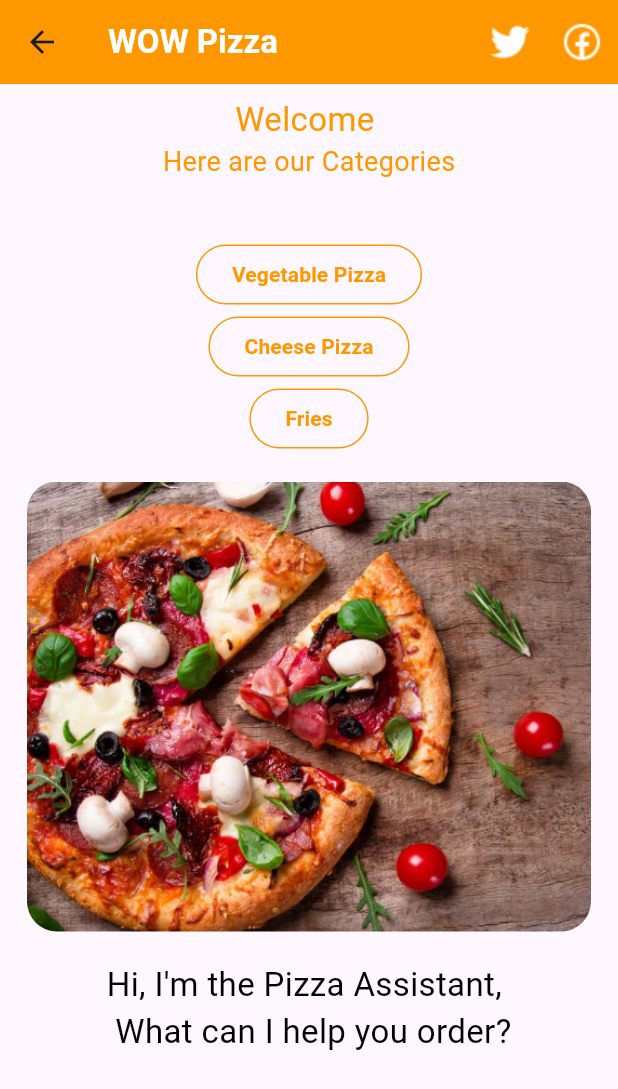
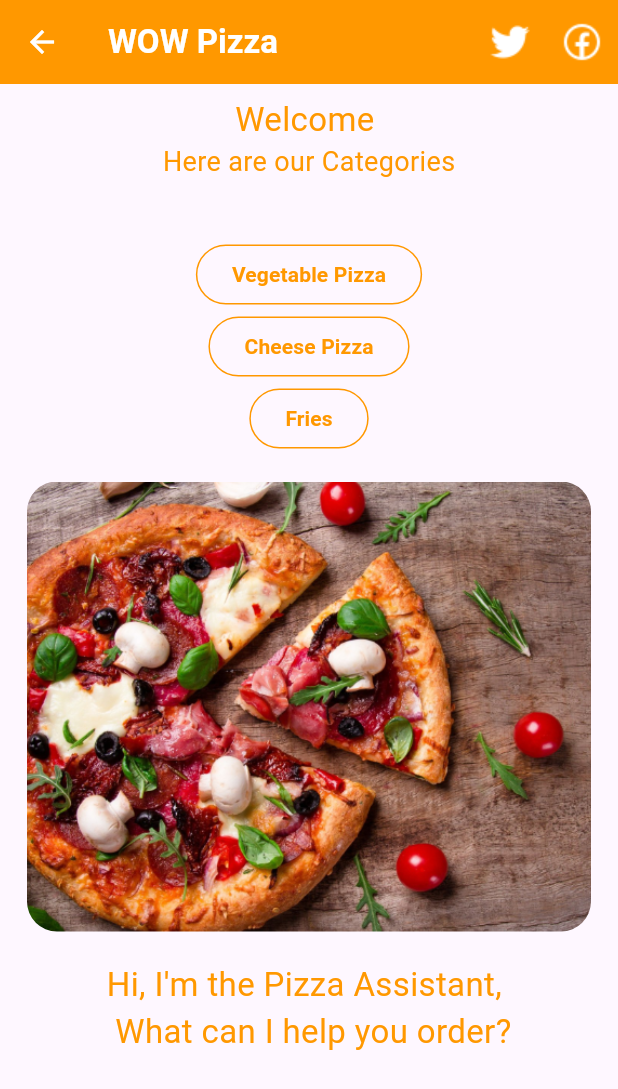
Before and after one commit to HappySolutions/flutter_application_task8, a Flutter app: the HomePage screen opened by its route, on a phone screen of 412 x 824 dp. Shown: the top 1089 px of the screen. Run offline on Flutter 3.47's test engine with Material 3 defaults, Android fonts, the light colour scheme and no system bars; missing offline and left inert: flutter_inappwebview.

Commit message:
edit color

```diff
--- a/lib/pages/home_page.dart
+++ b/lib/pages/home_page.dart
@@ -13,12 +13,12 @@ class HomePage extends StatelessWidget {
     return Scaffold(
       appBar: AppBar(
         backgroundColor: Colors.orange,
+        foregroundColor: Colors.white,
         title: const Text(
           'WOW Pizza',
           style: TextStyle(
             fontSize: 22,
             fontWeight: FontWeight.bold,
-            color: Colors.white,
           ),
         ),
         actions: [
@@ -32,23 +32,10 @@ class HomePage extends StatelessWidget {
                 ),
               );
             },
-            icon: Image.asset('assets/icon_twitter.png', color: Colors.white),
+            icon: Image.asset(
+              'assets/icon_twitter.png',
+            ),
           ),
-          // IconButton(
-          //   onPressed: () {
-          //     Navigator.push(
-          //       context,
-          //       MaterialPageRoute<void>(
-          //         builder: (BuildContext context) => const FormPage(),
-          //       ),
-          //     );
-          //   },
-          //   icon: const Icon(
-          //     Icons.person,
-          //     size: 30,
-          //     color: Colors.white,
-          //   ),
-          // ),
           IconButton(
             onPressed: () {
               Navigator.push(
@@ -59,7 +46,10 @@ class HomePage extends StatelessWidget {
                 ),
               );
             },
-            icon: Image.asset('assets/icon_facebook.png', color: Colors.white),
+            icon: Image.asset(
+              'assets/icon_facebook.png',
+              color: Colors.white,
+            ),
           ),
         ],
       ),
@@ -98,7 +88,7 @@ class HomePage extends StatelessWidget {
                   const Text(
                     'Hi, I\'m the Pizza Assistant,\n What can I help you order?',
                     style: TextStyle(
-                      color: Colors.black,
+                      color: Colors.orange,
                       fontSize: 22,
                     ),
                   ),
```
